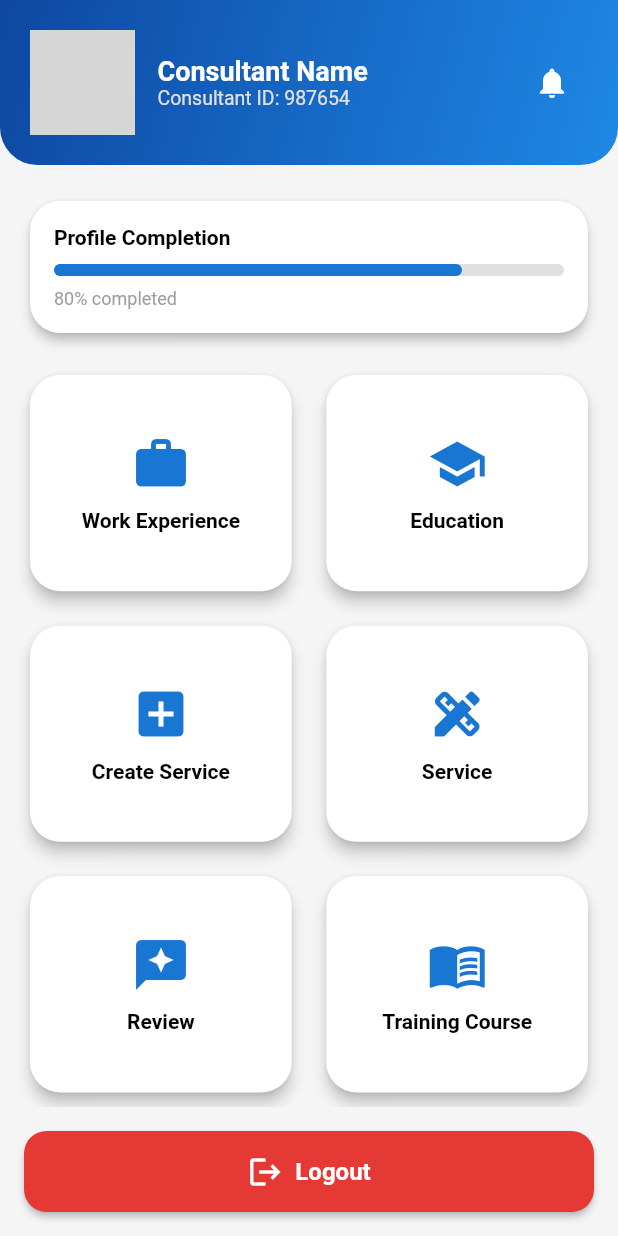
After one commit to Md-Junaead/eduwise, a Flutter app: the ConsultantDashboardView screen opened by its route, on a phone screen of 412 x 824 dp. The commit adds this screen. Run offline on Flutter 3.47's test engine with Material 3 defaults, Android fonts, the light colour scheme and no system bars; our stand-ins replace cached_network_image, carousel_slider, country_picker, file_picker, get; missing offline and left inert: country_flags; network calls fail; grey boxes are pictures that could not be loaded.

Commit message:
DashBoard for con & stu

```diff
--- a/lib/configs/routes/routes.dart
+++ b/lib/configs/routes/routes.dart
@@ -1,4 +1,5 @@
 import 'package:eduwise/screens/consultant-dashboard/add-service/con_service_view.dart';
+import 'package:eduwise/screens/consultant-dashboard/dashboard/con_dash_view.dart';
 import 'package:eduwise/screens/consultant-dashboard/educational-qualification/con_edu_qua_view.dart';
 import 'package:eduwise/screens/consultant-dashboard/experience/con_work_view.dart';
 import 'package:eduwise/screens/student-dashboard/consultant/stu_cons_view.dart';
@@ -90,6 +91,11 @@ class Routes {
           builder: (context) => ConsultantEducationScreen(),
         );
 
+      case RoutesName.consultantDashboardView:
+        return MaterialPageRoute(
+          builder: (context) => ConsultantDashboardView(),
+        );
+
       // Default Profile
 
       default:
--- a/lib/configs/routes/routes_name.dart
+++ b/lib/configs/routes/routes_name.dart
@@ -25,4 +25,5 @@ class RoutesName {
   static const String consultantServiceCreateView =
       'ConsultantServiceCreateView';
   static const String consultantEducationScreen = 'ConsultantEducationScreen';
+  static const String consultantDashboardView = 'ConsultantDashboardView';
 }
--- /dev/null
+++ b/lib/screens/consultant-dashboard/dashboard/con_dash_ctrl.dart
@@ -0,0 +1,49 @@
+import 'package:eduwise/screens/consultant-dashboard/add-service/con_service_view.dart';
+import 'package:eduwise/screens/consultant-dashboard/educational-qualification/con_edu_qua_view.dart';
+import 'package:eduwise/screens/consultant-dashboard/experience/con_work_view.dart';
+import 'package:flutter/material.dart';
+import 'package:get/get_state_manager/src/simple/get_controllers.dart';
+
+/// ------------------- CONTROLLER -------------------
+/// Using GetX for state management
+class ConsultantDashboardController extends GetxController {
+  /// Menu items stored in a list of maps for easy access
+  /// This makes UI building O(n) for n items and lookup O(1)
+  final List<Map<String, dynamic>> menuItems = [
+    {
+      "title": "Work Experience",
+      "icon": Icons.work,
+      "destination": const ConsultantWorkExperienceScreen(),
+    },
+    {
+      "title": "Education",
+      "icon": Icons.school,
+      "destination": const ConsultantEducationScreen(),
+    },
+    {
+      "title": "Create Service",
+      "icon": Icons.add_box,
+      "destination": ConsultantServiceCreateView(),
+    },
+    {
+      "title": "Service",
+      "icon": Icons.design_services,
+      "destination": null, // TODO: Replace with your Service screen
+    },
+    {
+      "title": "Review",
+      "icon": Icons.reviews,
+      "destination": null, // TODO: Replace with your Review screen
+    },
+    {
+      "title": "Training Course",
+      "icon": Icons.menu_book,
+      "destination": null, // TODO: Replace with your Training Course screen
+    },
+    {
+      "title": "Profile",
+      "icon": Icons.person,
+      "destination": null, // TODO: Replace with your Profile screen
+    },
+  ];
+}
--- /dev/null
+++ b/lib/screens/consultant-dashboard/dashboard/con_dash_view.dart
@@ -0,0 +1,261 @@
+import 'package:eduwise/screens/consultant-dashboard/dashboard/con_dash_ctrl.dart';
+import 'package:flutter/material.dart';
+import 'package:get/get.dart';
+
+/// ---------------- IMPORT YOUR CONSULTANT SCREENS ----------------
+/// Example imports - replace with actual file paths
+
+/// ------------------- DASHBOARD VIEW -------------------
+class ConsultantDashboardView extends StatelessWidget {
+  const ConsultantDashboardView({super.key});
+
+  @override
+  Widget build(BuildContext context) {
+    final controller = Get.put(ConsultantDashboardController());
+
+    return Scaffold(
+      backgroundColor: Colors.grey.shade100,
+      body: SafeArea(
+        child: SingleChildScrollView(
+          child: Column(
+            children: [
+              /// ---------- HEADER ----------
+              Container(
+                width: double.infinity,
+                padding: const EdgeInsets.all(20),
+                decoration: BoxDecoration(
+                  gradient: LinearGradient(
+                    colors: [Colors.blue.shade900, Colors.blue.shade600],
+                    begin: Alignment.topLeft,
+                    end: Alignment.bottomRight,
+                  ),
+                  borderRadius: const BorderRadius.only(
+                    bottomLeft: Radius.circular(25),
+                    bottomRight: Radius.circular(25),
+                  ),
+                ),
+                child: Row(
+                  crossAxisAlignment: CrossAxisAlignment.center,
+                  children: [
+                    const CircleAvatar(
+                      radius: 35,
+                      backgroundImage: NetworkImage(
+                        "https://eduwise.com.bd/storage/CompanyDetail/1751975590_686d06a68f658.png",
+                      ),
+                    ),
+                    const SizedBox(width: 15),
+                    Column(
+                      crossAxisAlignment: CrossAxisAlignment.start,
+                      children: [
+                        const Text(
+                          "Consultant Name",
+                          style: TextStyle(
+                            fontSize: 18,
+                            fontWeight: FontWeight.bold,
+                            color: Colors.white,
+                          ),
+                        ),
+                        Text(
+                          "Consultant ID: 987654",
+                          style: TextStyle(
+                            fontSize: 13,
+                            color: Colors.grey.shade300,
+                          ),
+                        ),
+                      ],
+                    ),
+                    const Spacer(),
+                    IconButton(
+                      icon: const Icon(
+                        Icons.notifications,
+                        color: Colors.white,
+                      ),
+                      onPressed: () {},
+                    ),
+                  ],
+                ),
+              ),
+
+              const SizedBox(height: 20),
+
+              /// ---------- PROFILE COMPLETION TRACKER ----------
+              Padding(
+                padding: const EdgeInsets.symmetric(horizontal: 16),
+                child: Card(
+                  shape: RoundedRectangleBorder(
+                    borderRadius: BorderRadius.circular(20),
+                  ),
+                  elevation: 3,
+                  child: Padding(
+                    padding: const EdgeInsets.all(16),
+                    child: Column(
+                      crossAxisAlignment: CrossAxisAlignment.start,
+                      children: [
+                        const Text(
+                          "Profile Completion",
+                          style: TextStyle(
+                            fontSize: 14,
+                            fontWeight: FontWeight.bold,
+                          ),
+                        ),
+                        const SizedBox(height: 10),
+                        LinearProgressIndicator(
+                          value: 0.8, // demo 80%
+                          backgroundColor: Colors.grey.shade300,
+                          color: Colors.blue.shade700,
+                          minHeight: 8,
+                          borderRadius: BorderRadius.circular(10),
+                        ),
+                        const SizedBox(height: 8),
+                        const Text(
+                          "80% completed",
+                          style: TextStyle(fontSize: 12, color: Colors.grey),
+                        ),
+                      ],
+                    ),
+                  ),
+                ),
+              ),
+
+              const SizedBox(height: 20),
+
+              /// ---------- QUICK ACTION GRID ----------
+              Padding(
+                padding: const EdgeInsets.symmetric(horizontal: 16),
+                child: GridView.builder(
+                  shrinkWrap: true,
+                  physics: const NeverScrollableScrollPhysics(),
+                  itemCount: controller.menuItems.length,
+                  gridDelegate: const SliverGridDelegateWithFixedCrossAxisCount(
+                    crossAxisCount: 2,
+                    mainAxisSpacing: 15,
+                    crossAxisSpacing: 15,
+                    childAspectRatio: 1.2,
+                  ),
+                  itemBuilder: (context, index) {
+                    final item = controller.menuItems[index];
+                    return GestureDetector(
+                      onTap: () {
+                        if (item["destination"] != null) {
+                          Navigator.push(
+                            context,
+                            MaterialPageRoute(
+                              builder: (_) => item["destination"] as Widget,
+                            ),
+                          );
+                        } else {
+                          Get.snackbar(
+                            "Info",
+                            "${item["title"]} is not available yet",
+                            snackPosition: SnackPosition.BOTTOM,
+                          );
+                        }
+                      },
+                      child: Card(
+                        shape: RoundedRectangleBorder(
+                          borderRadius: BorderRadius.circular(20),
+                        ),
+                        elevation: 4,
+                        child: Column(
+                          mainAxisAlignment: MainAxisAlignment.center,
+                          children: [
+                            Icon(
+                              item["icon"] as IconData,
+                              size: 40,
+                              color: Colors.blue.shade700,
+                            ),
+                            const SizedBox(height: 10),
+                            Text(
+                              item["title"].toString(),
+                              style: const TextStyle(
+                                fontSize: 14,
+                                fontWeight: FontWeight.w600,
+                              ),
+                            ),
+                          ],
+                        ),
+                      ),
+                    );
+                  },
+                ),
+              ),
+
+              const SizedBox(height: 20),
+
+              /// ---------- RECENT ACTIVITY ----------
+              Padding(
+                padding: const EdgeInsets.symmetric(horizontal: 16),
+                child: Card(
+                  shape: RoundedRectangleBorder(
+                    borderRadius: BorderRadius.circular(20),
+                  ),
+                  elevation: 3,
+                  child: Padding(
+                    padding: const EdgeInsets.all(16),
+                    child: Column(
+                      crossAxisAlignment: CrossAxisAlignment.start,
+                      children: [
+                        const Text(
+                          "Recent Activity",
+                          style: TextStyle(
+                            fontSize: 14,
+                            fontWeight: FontWeight.bold,
+                          ),
+                        ),
+                        const SizedBox(height: 10),
+                        ListTile(
+                          leading: Icon(
+                            Icons.menu_book,
+                            color: Colors.blue.shade700,
+                          ),
+                          title: const Text("Added new Training Course"),
+                          subtitle: const Text("1 day ago"),
+                          contentPadding: EdgeInsets.zero,
+                        ),
+                        ListTile(
+                          leading: Icon(
+                            Icons.reviews,
+                            color: Colors.blue.shade700,
+                          ),
+                          title: const Text("Received a 5-star Review"),
+                          subtitle: const Text("3 days ago"),
+                          contentPadding: EdgeInsets.zero,
+                        ),
+                      ],
+                    ),
+                  ),
+                ),
+              ),
+
+              const SizedBox(height: 80), // space for logout button
+            ],
+          ),
+        ),
+      ),
+
+      /// ---------- LOGOUT BUTTON ----------
+      bottomNavigationBar: Padding(
+        padding: const EdgeInsets.all(16),
+        child: ElevatedButton.icon(
+          onPressed: () {
+            Get.snackbar(
+              "Logout",
+              "You have been logged out.",
+              snackPosition: SnackPosition.BOTTOM,
+            );
+          },
+          icon: const Icon(Icons.logout),
+          label: const Text("Logout"),
+          style: ElevatedButton.styleFrom(
+            backgroundColor: Colors.red.shade600,
+            foregroundColor: Colors.white,
+            shape: RoundedRectangleBorder(
+              borderRadius: BorderRadius.circular(15),
+            ),
+            padding: const EdgeInsets.symmetric(vertical: 15),
+          ),
+        ),
+      ),
+    );
+  }
+}
--- a/lib/widget/app_bindings.dart
+++ b/lib/widget/app_bindings.dart
@@ -1,5 +1,6 @@
 // lib/configs/core/app_bindings.dart
 import 'package:eduwise/screens/consultant-dashboard/add-service/con_ser_cre_ctrl.dart';
+import 'package:eduwise/screens/consultant-dashboard/dashboard/con_dash_ctrl.dart';
 import 'package:eduwise/screens/consultant-dashboard/educational-qualification/con_edu_qua_ctrl.dart';
 import 'package:eduwise/screens/consultant-dashboard/experience/con_work_exp_ctrl.dart';
 import 'package:eduwise/screens/default/all-consultant/demo_consultants.dart';
@@ -23,6 +24,7 @@ class AppBindings extends Bindings {
     Get.put(ConsultantWorkExperienceController);
     Get.put(ConsultantServiceController);
     Get.put(ConsultantEducationController);
+    Get.put(ConsultantDashboardController);
 
     // Register StudentConsultantController with all consultants
     Get.put(
--- a/lib/widget/bottom_nav.dart
+++ b/lib/widget/bottom_nav.dart
@@ -1,4 +1,4 @@
-import 'package:eduwise/screens/default/consultant-profile/con_profile_view.dart';
+import 'package:eduwise/screens/consultant-dashboard/dashboard/con_dash_view.dart';
 import 'package:eduwise/screens/default/home/home_screen.dart';
 import 'package:eduwise/screens/student-dashboard/dashboard/stu_dboard_view.dart';
 import 'package:flutter/material.dart';
@@ -16,9 +16,9 @@ class _BottomNavState extends State<BottomNav>
 
   // ✅ Screens with persistent state using IndexedStack
   final List<Widget> _screens = const [
-    HomeScreen(), // index 0
-    ConsultantProfileScreen(index: 0), // index 1
-    StudentDashBoardScreen(), // ✅ replaced ProfileScreen with StudentDashBoardScreen
+    HomeScreen(), // index 0 → Home
+    ConsultantDashboardView(), // index 1 → Consultants
+    StudentDashBoardScreen(), // index 2 → Students
   ];
 
   @override
@@ -52,10 +52,12 @@ class _BottomNavState extends State<BottomNav>
           ),
           child: NavigationBar(
             height: 65,
-            selectedIndex: _currentIndex == 2 ? 1 : 0, // ✅ fix selection
+            selectedIndex: _currentIndex == 2
+                ? 1
+                : 0, // ✅ keeps selection clean
             onDestinationSelected: (index) {
               // index 0 → Home
-              // index 1 → Student Dashboard (Profile)
+              // index 1 → Students
               if (index == 0) setState(() => _currentIndex = 0);
               if (index == 1) setState(() => _currentIndex = 2);
             },
@@ -70,14 +72,14 @@ class _BottomNavState extends State<BottomNav>
                 label: 'Home',
               ),
 
-              // Profile Tab
+              // Students Tab (renamed from Profile)
               NavigationDestination(
                 icon: Icon(
                   Icons.person_outline,
                   color: _currentIndex == 2 ? Colors.red : Colors.grey,
                 ),
                 selectedIcon: const Icon(Icons.person, color: Colors.red),
-                label: 'Profile',
+                label: 'Students', // ✅ renamed
               ),
             ],
           ),
@@ -88,7 +90,7 @@ class _BottomNavState extends State<BottomNav>
       floatingActionButtonLocation: FloatingActionButtonLocation.centerDocked,
       floatingActionButton: GestureDetector(
         onTap: () =>
-            setState(() => _currentIndex = 1), // ✅ middle button -> Consultant
+            setState(() => _currentIndex = 1), // ✅ middle button -> Consultants
         child: AnimatedScale(
           scale: isSelected ? 1.2 : 1.0, // bounce effect
           duration: const Duration(milliseconds: 300),
@@ -127,3 +129,133 @@ class _BottomNavState extends State<BottomNav>
     );
   }
 }
+
+// import 'package:eduwise/screens/default/consultant-profile/con_profile_view.dart';
+// import 'package:eduwise/screens/default/home/home_screen.dart';
+// import 'package:eduwise/screens/student-dashboard/dashboard/stu_dboard_view.dart';
+// import 'package:flutter/material.dart';
+
+// class BottomNav extends StatefulWidget {
+//   const BottomNav({super.key});
+
+//   @override
+//   State<BottomNav> createState() => _BottomNavState();
+// }
+
+// class _BottomNavState extends State<BottomNav>
+//     with SingleTickerProviderStateMixin {
+//   int _currentIndex = 0; // Track active tab index
+
+//   // ✅ Screens with persistent state using IndexedStack
+//   final List<Widget> _screens = const [
+//     HomeScreen(), // index 0
+//     ConsultantProfileScreen(index: 0), // index 1
+//     StudentDashBoardScreen(), // ✅ replaced ProfileScreen with StudentDashBoardScreen
+//   ];
+
+//   @override
+//   Widget build(BuildContext context) {
+//     final bool isSelected = _currentIndex == 1; // check if middle tab active
+
+//     return Scaffold(
+//       body: IndexedStack(index: _currentIndex, children: _screens),
+
+//       // ---------------- Modern Bottom Navbar ----------------
+//       bottomNavigationBar: Container(
+//         decoration: BoxDecoration(
+//           color: Colors.white,
+//           boxShadow: [
+//             BoxShadow(
+//               color: Colors.black.withOpacity(0.08),
+//               blurRadius: 8,
+//               spreadRadius: 2,
+//               offset: const Offset(0, -2),
+//             ),
+//           ],
+//         ),
+//         child: NavigationBarTheme(
+//           data: NavigationBarThemeData(
+//             backgroundColor: Colors.white,
+//             elevation: 0,
+//             indicatorColor: Colors.transparent, // no default ripple bg
+//             labelTextStyle: WidgetStateProperty.all(
+//               const TextStyle(fontSize: 12, fontWeight: FontWeight.w500),
+//             ),
+//           ),
+//           child: NavigationBar(
+//             height: 65,
+//             selectedIndex: _currentIndex == 2 ? 1 : 0, // ✅ fix selection
+//             onDestinationSelected: (index) {
+//               // index 0 → Home
+//               // index 1 → Student Dashboard (Profile)
+//               if (index == 0) setState(() => _currentIndex = 0);
+//               if (index == 1) setState(() => _currentIndex = 2);
+//             },
+//             destinations: [
+//               // Home Tab
+//               NavigationDestination(
+//                 icon: Icon(
+//                   Icons.home_outlined,
+//                   color: _currentIndex == 0 ? Colors.blue : Colors.grey,
+//                 ),
+//                 selectedIcon: const Icon(Icons.home, color: Colors.blue),
+//                 label: 'Home',
+//               ),
+
+//               // Profile Tab
+//               NavigationDestination(
+//                 icon: Icon(
+//                   Icons.person_outline,
+//                   color: _currentIndex == 2 ? Colors.red : Colors.grey,
+//                 ),
+//                 selectedIcon: const Icon(Icons.person, color: Colors.red),
+//                 label: 'Profile',
+//               ),
+//             ],
+//           ),
+//         ),
+//       ),
+
+//       // ---------------- Center Sticky Animated Button ----------------
+//       floatingActionButtonLocation: FloatingActionButtonLocation.centerDocked,
+//       floatingActionButton: GestureDetector(
+//         onTap: () =>
+//             setState(() => _currentIndex = 1), // ✅ middle button -> Consultant
+//         child: AnimatedScale(
+//           scale: isSelected ? 1.2 : 1.0, // bounce effect
+//           duration: const Duration(milliseconds: 300),
+//           curve: Curves.easeOutBack,
+//           child: AnimatedContainer(
+//             duration: const Duration(milliseconds: 400),
+//             curve: Curves.easeInOut,
+//             height: 70,
+//             width: 70,
+//             decoration: BoxDecoration(
+//               shape: BoxShape.circle,
+//               gradient: const LinearGradient(
+//                 colors: [Colors.red, Colors.blue],
+//                 begin: Alignment.topLeft,
+//                 end: Alignment.bottomRight,
+//               ),
+//               boxShadow: [
+//                 BoxShadow(
+//                   color: isSelected
+//                       ? Colors.blue.withOpacity(0.6)
+//                       : Colors.red.withOpacity(0.3),
+//                   blurRadius: isSelected ? 25 : 12,
+//                   spreadRadius: isSelected ? 4 : 2,
+//                   offset: const Offset(0, 5),
+//                 ),
+//               ],
+//             ),
+//             child: const Icon(
+//               Icons.school, // 🎓 Education themed icon
+//               size: 35,
+//               color: Colors.white,
+//             ),
+//           ),
+//         ),
+//       ),
+//     );
+//   }
+// }
```
